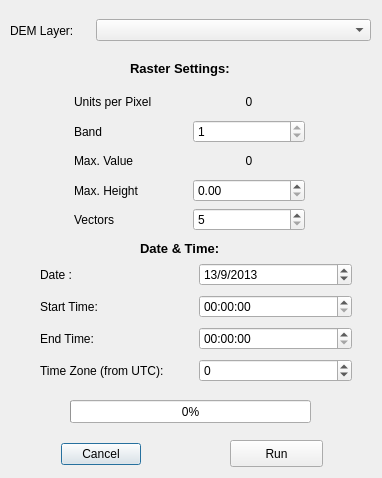
Qt form ui_solaraccess.ui (KrisHammerberg/DEMtools) before a commit.
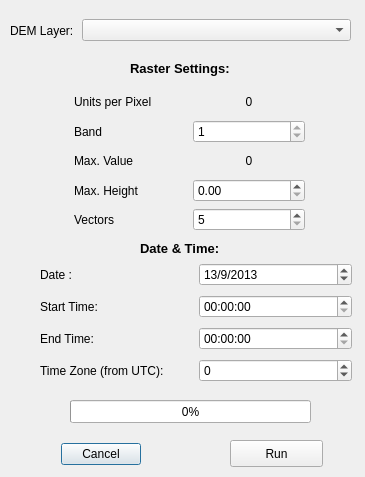
The same form after that commit. Custom widgets are drawn as their Qt base class.

Commit message:
updated GUI combobox to QgsMapLayerComboBox
also added error message popup when no raster layers are loaded in
project.

```diff
--- a/ui_solaraccess.ui
+++ b/ui_solaraccess.ui
@@ -6,8 +6,8 @@
    <rect>
     <x>0</x>
     <y>0</y>
-    <width>382</width>
-    <height>478</height>
+    <width>365</width>
+    <height>477</height>
    </rect>
   </property>
   <property name="sizePolicy">
@@ -30,11 +30,14 @@
     <rect>
      <x>10</x>
      <y>10</y>
-     <width>361</width>
+     <width>341</width>
      <height>41</height>
     </rect>
    </property>
    <layout class="QHBoxLayout" name="horizontalLayout">
+    <property name="spacing">
+     <number>8</number>
+    </property>
     <item>
      <widget class="QLabel" name="layer_prompt">
       <property name="text">
@@ -43,12 +46,12 @@
      </widget>
     </item>
     <item>
-     <widget class="QComboBox" name="comboBox">
-      <property name="minimumSize">
-       <size>
-        <width>275</width>
-        <height>0</height>
-       </size>
+     <widget class="QgsMapLayerComboBox" name="comboBox">
+      <property name="sizePolicy">
+       <sizepolicy hsizetype="Expanding" vsizetype="Fixed">
+        <horstretch>0</horstretch>
+        <verstretch>0</verstretch>
+       </sizepolicy>
       </property>
      </widget>
     </item>
@@ -328,6 +331,13 @@
    </layout>
   </widget>
  </widget>
+ <customwidgets>
+  <customwidget>
+   <class>QgsMapLayerComboBox</class>
+   <extends>QComboBox</extends>
+   <header>qgsmaplayercombobox.h</header>
+  </customwidget>
+ </customwidgets>
  <resources/>
  <connections>
   <connection>
```
Left out of the diff: 12 changed lines with no effect on the pictures. The commit also changes 9 other files.
